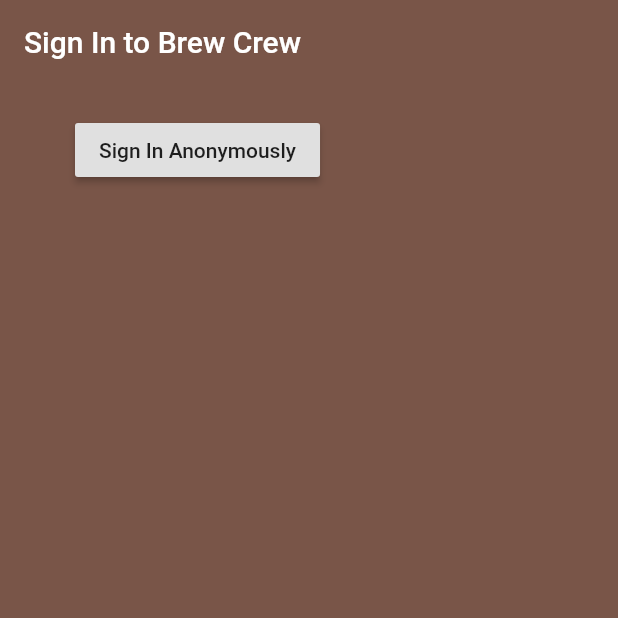
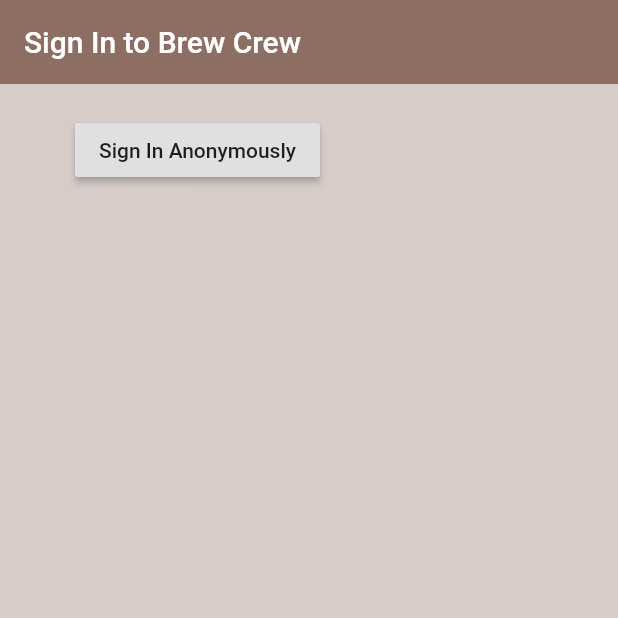
Before and after one commit to ColaoJellyMae/CC105BrewProject, a Flutter app: the screen it shows after launch, on a phone screen of 412 x 824 dp, the top half of it. Run offline on Flutter 3.47's test engine with Material 2 defaults, Android fonts, the phone set to English and light mode, and no system bars; our stand-ins replace firebase_auth; accounts and stored records are empty.

Commit message:
5th Video

```diff
--- a/lib/screens/home/authenticate/authenticate.dart
+++ b/lib/screens/home/authenticate/authenticate.dart
@@ -9,7 +9,7 @@ class _AuthenticateState extends State<Authenticate> {
   @override
   Widget build(BuildContext context) {
     return Container(
-      child:SignIn()
+      child:SignIn(),
 
       );
   }
--- a/lib/screens/home/authenticate/sign_in.dart
+++ b/lib/screens/home/authenticate/sign_in.dart
@@ -15,9 +15,9 @@ class _SignInState extends State<SignIn> {
   @override
   Widget build(BuildContext context) {
     return Scaffold(
-      backgroundColor: Colors.brown,
+      backgroundColor: Colors.brown[100],
       appBar: AppBar(
-        backgroundColor: Colors.brown,
+        backgroundColor: Colors.brown[400],
         elevation: 0.0,
         title: Text('Sign In to Brew Crew'),
       ),
```
